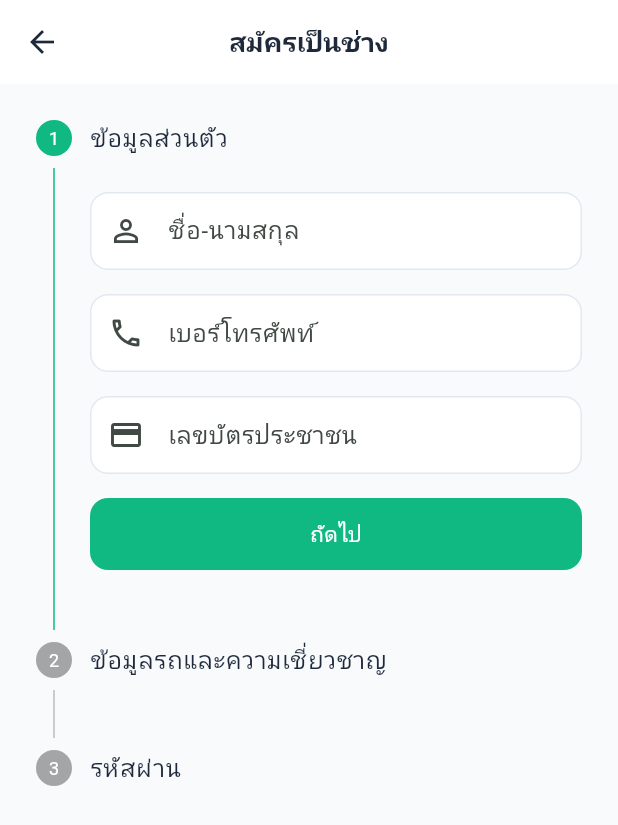
After one commit to pisces01-ts/app-technician, a Flutter app: the screen it shows after launch, after a tap on "สมัครเป็นช่าง", on a phone screen of 412 x 824 dp. The commit adds this screen. Shown: the top 825 px of the screen. Run offline on Flutter 3.47's test engine with Material 3 defaults, Android fonts, the phone set to English and light mode, and no system bars; our stand-ins replace flutter_secure_storage, geolocator, google_fonts, shared_preferences; accounts and stored records are empty; network calls fail; Roboto replaces fonts that are missing (Sarabun).

Commit message:
Add register screen, chat screen and web support

```diff
--- a/lib/config/api_config.dart
+++ b/lib/config/api_config.dart
@@ -1,25 +1,31 @@
+import 'package:flutter/foundation.dart' show kIsWeb;
+
 class ApiConfig {
-  static const String baseUrl = 'http://10.0.2.2/REPAIR_API';
+  // Use localhost for web, 10.0.2.2 for Android emulator
+  static String get baseUrl => kIsWeb ? 'http://localhost/REPAIR_API' : 'http://10.0.2.2/REPAIR_API';
 
   // Auth endpoints
-  static const String login = '$baseUrl/auth/login.php';
-  static const String register = '$baseUrl/auth/register_technician.php';
-  static const String getProfile = '$baseUrl/auth/get_user_profile.php';
-  static const String updateProfile = '$baseUrl/auth/update_profile.php';
-  static const String checkCurrentJob = '$baseUrl/auth/check_current_job.php';
+  static String get login => '$baseUrl/technician/login.php';
+  static String get register => '$baseUrl/technician/register.php';
+  static String get getProfile => '$baseUrl/technician/get_profile.php';
+  static String get updateProfile => '$baseUrl/technician/update_profile.php';
+  static String get checkCurrentJob => '$baseUrl/technician/check_current_job.php';
 
   // Technician endpoints
-  static const String getAvailableJobs = '$baseUrl/technician/get_available_jobs.php';
-  static const String acceptJob = '$baseUrl/technician/accept_job.php';
-  static const String updateJobStatus = '$baseUrl/technician/update_job_status.php';
-  static const String finishJob = '$baseUrl/technician/finish_job.php';
-  static const String getJobHistory = '$baseUrl/technician/get_job_history.php';
-  static const String setOnlineStatus = '$baseUrl/technician/set_online_status.php';
-  static const String updateLocation = '$baseUrl/technician/update_location.php';
-  static const String incomeDashboard = '$baseUrl/technician/income_dashboard.php';
-  static const String stats = '$baseUrl/technician/stats.php';
-  static const String notifications = '$baseUrl/technician/notifications.php';
-  static const String profile = '$baseUrl/technician/profile.php';
+  static String get getAvailableJobs => '$baseUrl/technician/get_available_jobs.php';
+  static String get acceptJob => '$baseUrl/technician/accept_job.php';
+  static String get updateJobStatus => '$baseUrl/technician/update_job_status.php';
+  static String get finishJob => '$baseUrl/technician/finish_job.php';
+  static String get getJobHistory => '$baseUrl/technician/get_job_history.php';
+  static String get setOnlineStatus => '$baseUrl/technician/toggle_online.php';
+  static String get updateLocation => '$baseUrl/technician/update_location.php';
+  static String get incomeDashboard => '$baseUrl/technician/income_dashboard.php';
+  static String get stats => '$baseUrl/technician/stats.php';
+  static String get notifications => '$baseUrl/technician/notifications.php';
+
+  // Chat endpoints
+  static String get sendMessage => '$baseUrl/chat/send_message.php';
+  static String get getMessages => '$baseUrl/chat/get_messages.php';
 
   static const Duration connectionTimeout = Duration(seconds: 30);
 }
--- a/lib/screens/auth/login_screen.dart
+++ b/lib/screens/auth/login_screen.dart
@@ -3,6 +3,7 @@ import 'package:provider/provider.dart';
 import '../../providers/auth_provider.dart';
 import '../../config/theme.dart';
 import '../home/home_screen.dart';
+import 'register_screen.dart';
 
 class LoginScreen extends StatefulWidget {
   const LoginScreen({super.key});
@@ -115,6 +116,19 @@ class _LoginScreenState extends State<LoginScreen> {
                         : const Text('เข้าสู่ระบบ'),
                   ),
                 ),
+                const SizedBox(height: 16),
+                Row(
+                  mainAxisAlignment: MainAxisAlignment.center,
+                  children: [
+                    const Text('ยังไม่มีบัญชี? '),
+                    TextButton(
+                      onPressed: () => Navigator.of(context).pushReplacement(
+                        MaterialPageRoute(builder: (_) => const RegisterScreen()),
+                      ),
+                      child: const Text('สมัครเป็นช่าง'),
+                    ),
+                  ],
+                ),
               ],
             ),
           ),
--- /dev/null
+++ b/lib/screens/auth/register_screen.dart
@@ -0,0 +1,247 @@
+import 'package:flutter/material.dart';
+import 'package:provider/provider.dart';
+import '../../providers/auth_provider.dart';
+import '../../config/theme.dart';
+import 'login_screen.dart';
+
+class RegisterScreen extends StatefulWidget {
+  const RegisterScreen({super.key});
+
+  @override
+  State<RegisterScreen> createState() => _RegisterScreenState();
+}
+
+class _RegisterScreenState extends State<RegisterScreen> {
+  final _formKey = GlobalKey<FormState>();
+  final _fullnameController = TextEditingController();
+  final _phoneController = TextEditingController();
+  final _passwordController = TextEditingController();
+  final _confirmPasswordController = TextEditingController();
+  final _idCardController = TextEditingController();
+  final _vehicleModelController = TextEditingController();
+  final _vehiclePlateController = TextEditingController();
+  final _expertiseController = TextEditingController();
+
+  bool _obscurePassword = true;
+  bool _obscureConfirmPassword = true;
+  bool _isLoading = false;
+  int _currentStep = 0;
+
+  @override
+  void dispose() {
+    _fullnameController.dispose();
+    _phoneController.dispose();
+    _passwordController.dispose();
+    _confirmPasswordController.dispose();
+    _idCardController.dispose();
+    _vehicleModelController.dispose();
+    _vehiclePlateController.dispose();
+    _expertiseController.dispose();
+    super.dispose();
+  }
+
+  Future<void> _register() async {
+    if (!_formKey.currentState!.validate()) return;
+
+    setState(() => _isLoading = true);
+
+    final authProvider = Provider.of<AuthProvider>(context, listen: false);
+    final success = await authProvider.register(
+      fullname: _fullnameController.text.trim(),
+      phone: _phoneController.text.trim(),
+      password: _passwordController.text,
+      idCard: _idCardController.text.trim(),
+      vehicleModel: _vehicleModelController.text.trim(),
+      vehiclePlate: _vehiclePlateController.text.trim(),
+      expertise: _expertiseController.text.trim(),
+    );
+
+    setState(() => _isLoading = false);
+
+    if (success && mounted) {
+      ScaffoldMessenger.of(context).showSnackBar(
+        const SnackBar(
+          content: Text('ลงทะเบียนสำเร็จ กรุณารอการอนุมัติจากผู้ดูแลระบบ'),
+          backgroundColor: Colors.green,
+        ),
+      );
+      Navigator.of(context).pushReplacement(
+        MaterialPageRoute(builder: (_) => const LoginScreen()),
+      );
+    } else if (mounted) {
+      ScaffoldMessenger.of(context).showSnackBar(
+        SnackBar(content: Text(authProvider.errorMessage), backgroundColor: AppTheme.errorColor),
+      );
+    }
+  }
+
+  @override
+  Widget build(BuildContext context) {
+    return Scaffold(
+      appBar: AppBar(
+        title: const Text('สมัครเป็นช่าง'),
+        leading: IconButton(
+          icon: const Icon(Icons.arrow_back),
+          onPressed: () => Navigator.of(context).pushReplacement(
+            MaterialPageRoute(builder: (_) => const LoginScreen()),
+          ),
+        ),
+      ),
+      body: SafeArea(
+        child: Form(
+          key: _formKey,
+          child: Stepper(
+            currentStep: _currentStep,
+            onStepContinue: () {
+              if (_currentStep < 2) {
+                setState(() => _currentStep++);
+              } else {
+                _register();
+              }
+            },
+            onStepCancel: () {
+              if (_currentStep > 0) {
+                setState(() => _currentStep--);
+              }
+            },
+            controlsBuilder: (context, details) {
+              return Padding(
+                padding: const EdgeInsets.only(top: 16),
+                child: Row(
+                  children: [
+                    Expanded(
+                      child: ElevatedButton(
+                        onPressed: _isLoading ? null : details.onStepContinue,
+                        child: _isLoading && _currentStep == 2
+                            ? const SizedBox(width: 20, height: 20, child: CircularProgressIndicator(strokeWidth: 2, color: Colors.white))
+                            : Text(_currentStep == 2 ? 'สมัครสมาชิก' : 'ถัดไป'),
+                      ),
+                    ),
+                    if (_currentStep > 0) ...[
+                      const SizedBox(width: 12),
+                      Expanded(
+                        child: OutlinedButton(
+                          onPressed: details.onStepCancel,
+                          child: const Text('ย้อนกลับ'),
+                        ),
+                      ),
+                    ],
+                  ],
+                ),
+              );
+            },
+            steps: [
+              Step(
+                title: const Text('ข้อมูลส่วนตัว'),
+                isActive: _currentStep >= 0,
+                state: _currentStep > 0 ? StepState.complete : StepState.indexed,
+                content: Column(
+                  children: [
+                    TextFormField(
+                      controller: _fullnameController,
+                      decoration: const InputDecoration(labelText: 'ชื่อ-นามสกุล', prefixIcon: Icon(Icons.person_outline)),
+                      validator: (v) => (v == null || v.isEmpty) ? 'กรุณากรอกชื่อ-นามสกุล' : null,
+                    ),
+                    const SizedBox(height: 16),
+                    TextFormField(
+                      controller: _phoneController,
+                      keyboardType: TextInputType.phone,
+                      decoration: const InputDecoration(labelText: 'เบอร์โทรศัพท์', prefixIcon: Icon(Icons.phone_outlined)),
+                      validator: (v) {
+                        if (v == null || v.isEmpty) return 'กรุณากรอกเบอร์โทรศัพท์';
+                        if (v.length < 9) return 'เบอร์โทรศัพท์ไม่ถูกต้อง';
+                        return null;
+                      },
+                    ),
+                    const SizedBox(height: 16),
+                    TextFormField(
+                      controller: _idCardController,
+                      keyboardType: TextInputType.number,
+                      decoration: const InputDecoration(labelText: 'เลขบัตรประชาชน', prefixIcon: Icon(Icons.credit_card_outlined)),
+                      validator: (v) {
+                        if (v == null || v.isEmpty) return 'กรุณากรอกเลขบัตรประชาชน';
+                        if (v.length != 13) return 'เลขบัตรประชาชนต้องมี 13 หลัก';
+                        return null;
+                      },
+                    ),
+                  ],
+                ),
+              ),
+              Step(
+                title: const Text('ข้อมูลรถและความเชี่ยวชาญ'),
+                isActive: _currentStep >= 1,
+                state: _currentStep > 1 ? StepState.complete : StepState.indexed,
+                content: Column(
+                  children: [
+                    TextFormField(
+                      controller: _vehicleModelController,
+                      decoration: const InputDecoration(labelText: 'ยี่ห้อ/รุ่นรถ', prefixIcon: Icon(Icons.directions_car_outlined)),
+                    ),
+                    const SizedBox(height: 16),
+                    TextFormField(
+                      controller: _vehiclePlateController,
+                      decoration: const InputDecoration(labelText: 'ทะเบียนรถ', prefixIcon: Icon(Icons.confirmation_number_outlined)),
+                    ),
+                    const SizedBox(height: 16),
+                    TextFormField(
+                      controller: _expertiseController,
+                      maxLines: 3,
+                      decoration: const InputDecoration(
+                        labelText: 'ความเชี่ยวชาญ',
+                        hintText: 'เช่น ซ่อมเครื่องยนต์, เปลี่ยนยาง, ระบบไฟฟ้า',
+                        prefixIcon: Icon(Icons.build_outlined),
+                        alignLabelWithHint: true,
+                      ),
+                    ),
+                  ],
+                ),
+              ),
+              Step(
+                title: const Text('รหัสผ่าน'),
+                isActive: _currentStep >= 2,
+                content: Column(
+                  children: [
+                    TextFormField(
+                      controller: _passwordController,
+                      obscureText: _obscurePassword,
+                      decoration: InputDecoration(
+                        labelText: 'รหัสผ่าน',
+                        prefixIcon: const Icon(Icons.lock_outline),
+                        suffixIcon: IconButton(
+                          icon: Icon(_obscurePassword ? Icons.visibility_off : Icons.visibility),
+                          onPressed: () => setState(() => _obscurePassword = !_obscurePassword),
+                        ),
+                      ),
+                      validator: (v) {
+                        if (v == null || v.isEmpty) return 'กรุณากรอกรหัสผ่าน';
+                        if (v.length < 6) return 'รหัสผ่านต้องมีอย่างน้อย 6 ตัวอักษร';
+                        return null;
+                      },
+                    ),
+                    const SizedBox(height: 16),
+                    TextFormField(
+                      controller: _confirmPasswordController,
+                      obscureText: _obscureConfirmPassword,
+                      decoration: InputDecoration(
+                        labelText: 'ยืนยันรหัสผ่าน',
+                        prefixIcon: const Icon(Icons.lock_outline),
+                        suffixIcon: IconButton(
+                          icon: Icon(_obscureConfirmPassword ? Icons.visibility_off : Icons.visibility),
+                          onPressed: () => setState(() => _obscureConfirmPassword = !_obscureConfirmPassword),
+                        ),
+                      ),
+                      validator: (v) {
+                        if (v != _passwordController.text) return 'รหัสผ่านไม่ตรงกัน';
+                        return null;
+                      },
+                    ),
+                  ],
+                ),
+              ),
+            ],
+          ),
+        ),
+      ),
+    );
+  }
+}
```
Also changed, not shown: lib/providers/auth_provider.dart (+35 -0 lines), lib/screens/chat/chat_screen.dart (added, +235 -0 lines), 2 other files.
